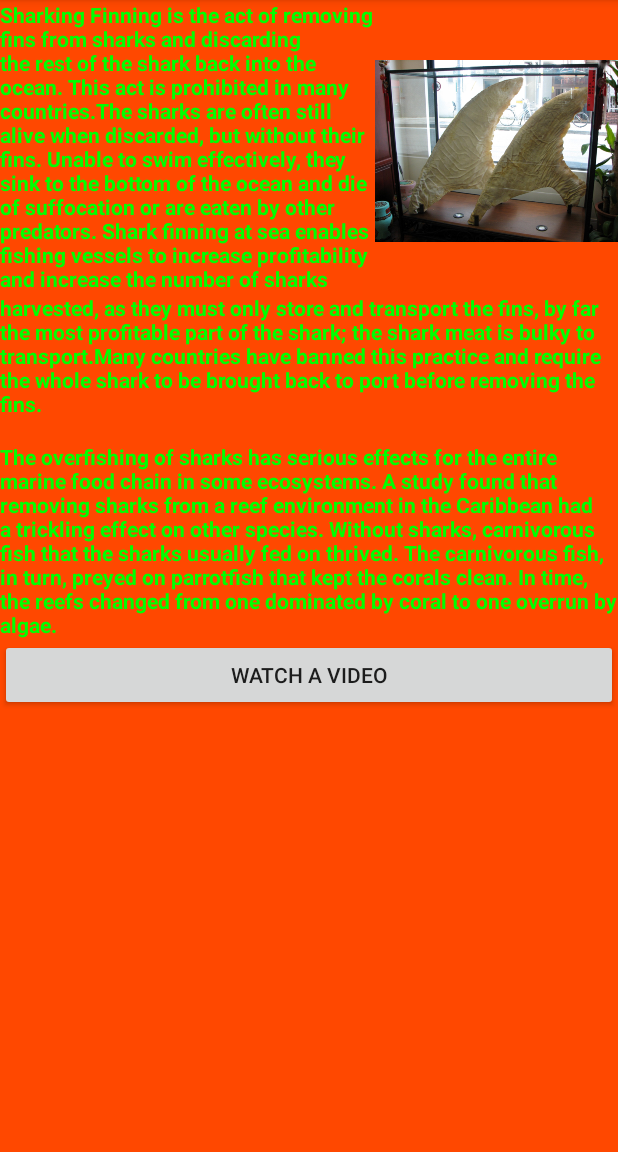
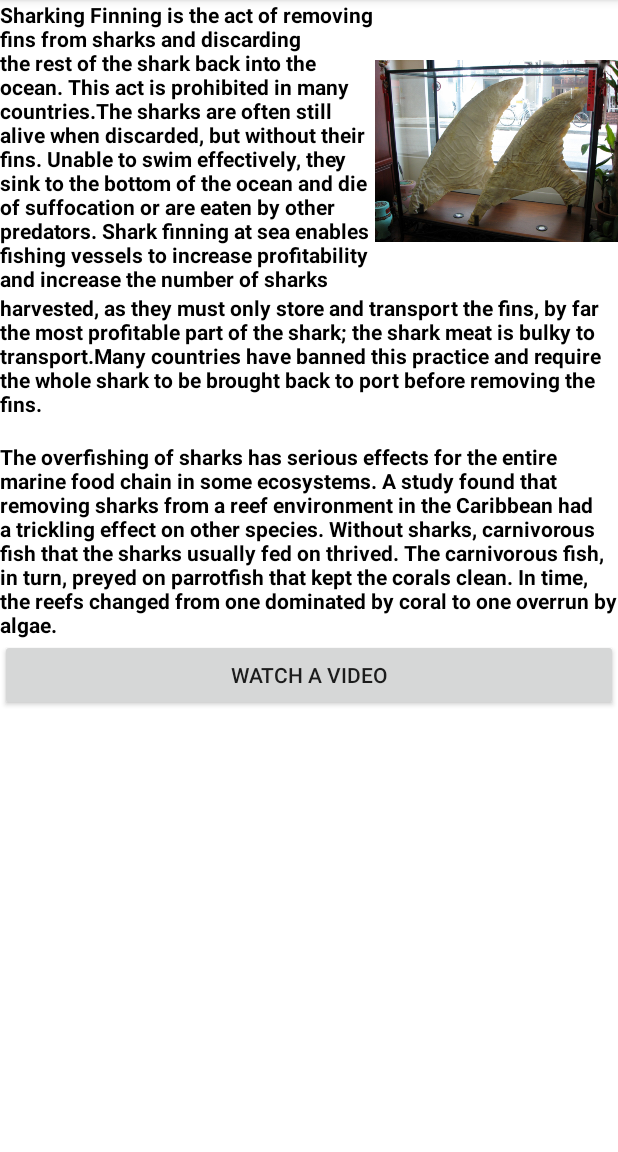
Before and after one commit to toolongdontread/OceanApp, an Android app: the huntingshark screen opened directly, with no data from a screen before it, on a phone screen of 412 x 824 dp, the part 84-1236 px from its top. Run offline under Robolectric (Android 15) with nearby library versions, the light colour scheme and no system bars.

Commit message:
update color

```diff
--- a/app/src/main/res/layout/activity_coralbleaching.xml
+++ b/app/src/main/res/layout/activity_coralbleaching.xml
@@ -4,7 +4,7 @@
     xmlns:tools="http://schemas.android.com/tools"
     android:layout_width="match_parent"
     android:layout_height="match_parent"
-    android:background="#FF0000"
+    android:background="#FFFFFF"
     tools:context="@string/cb2">
 
     <TextView
@@ -13,7 +13,7 @@
         android:layout_height="wrap_content"
         android:text="@string/cb"
         android:textStyle="bold"
-        android:textColor="#00FF00" />
+        android:textColor="#000000" />
 
     <ImageView
         android:id="@+id/imageView2"
@@ -29,7 +29,7 @@
         android:layout_below="@id/textView"
         android:text="@string/cb2"
         android:textStyle="bold"
-        android:textColor="#00FF00" />
+        android:textColor="#000000" />
 
     <Button
         android:id="@+id/button8"
--- a/app/src/main/res/layout/activity_huntingshark.xml
+++ b/app/src/main/res/layout/activity_huntingshark.xml
@@ -4,7 +4,7 @@
     xmlns:tools="http://schemas.android.com/tools"
     android:layout_width="match_parent"
     android:layout_height="match_parent"
-    android:background="#FF4800"
+    android:background="#FFFFFF"
     tools:context=".huntingshark">
 
     <TextView
@@ -12,7 +12,7 @@
         android:layout_width="250dp"
         android:layout_height="wrap_content"
         android:text="@string/hstext1"
-        android:textColor="#00FF00"
+        android:textColor="#000000"
         android:textStyle="bold" />
 
     <ImageView
@@ -29,7 +29,7 @@
         android:layout_height="wrap_content"
         android:layout_below="@id/textView"
         android:text="@string/hstext1_2"
-        android:textColor="#00FF00"
+        android:textColor="#000000"
         android:textStyle="bold" />
 
     <TextView
@@ -38,7 +38,7 @@
         android:layout_height="wrap_content"
         android:layout_below="@id/textView2"
         android:text="@string/hstext2"
-        android:textColor="#00FF00"
+        android:textColor="#000000"
         android:textStyle="bold" />
 
     <Button
--- a/app/src/main/res/layout/activity_marinelitter.xml
+++ b/app/src/main/res/layout/activity_marinelitter.xml
@@ -4,7 +4,7 @@
     xmlns:tools="http://schemas.android.com/tools"
     android:layout_width="match_parent"
     android:layout_height="match_parent"
-    android:background="#0000FF"
+    android:background="#FFFFFF"
     tools:context=".huntingshark">
 
     <TextView
@@ -12,7 +12,7 @@
         android:layout_width="250dp"
         android:layout_height="wrap_content"
         android:text="@string/ml"
-        android:textColor="#FFFF00"
+        android:textColor="#000000"
         android:textStyle="bold" />
 
     <ImageView
@@ -29,7 +29,7 @@
         android:layout_height="wrap_content"
         android:layout_below="@id/textView"
         android:text="@string/ml2"
-        android:textColor="#FFFF00"
+        android:textColor="#000000"
         android:textStyle="bold" />
 
     <Button
--- a/app/src/main/res/layout/activity_overfishing.xml
+++ b/app/src/main/res/layout/activity_overfishing.xml
@@ -4,7 +4,7 @@
     xmlns:tools="http://schemas.android.com/tools"
     android:layout_width="match_parent"
     android:layout_height="match_parent"
-    android:background="#00FF00"
+    android:background="#FFFFFF"
     tools:context=".huntingshark">
 
     <TextView
```
